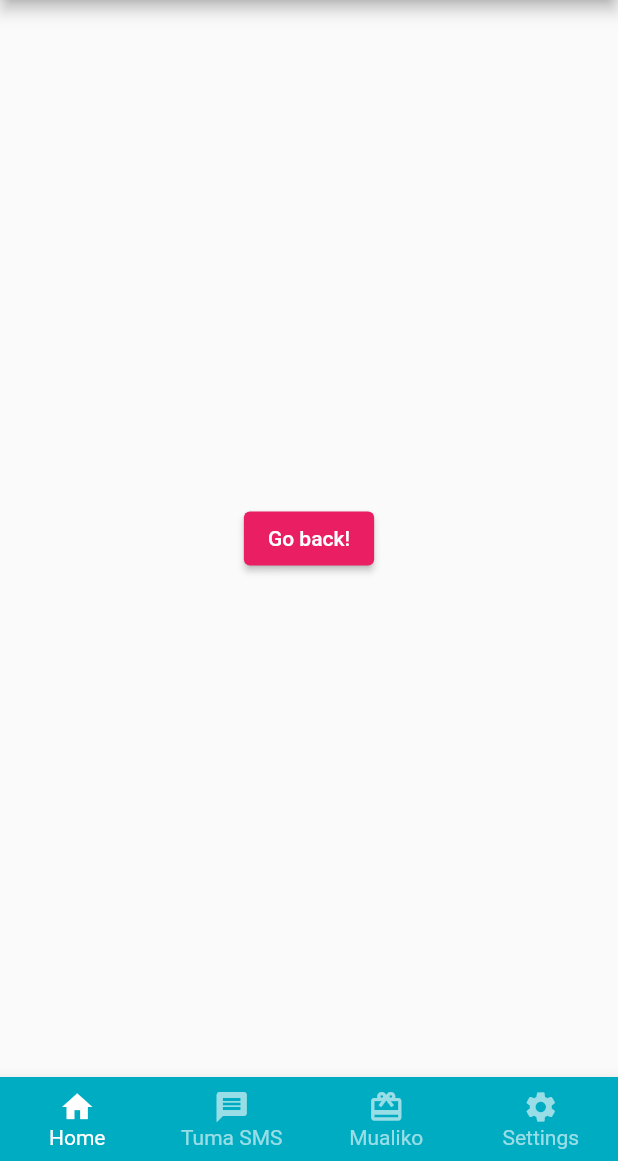
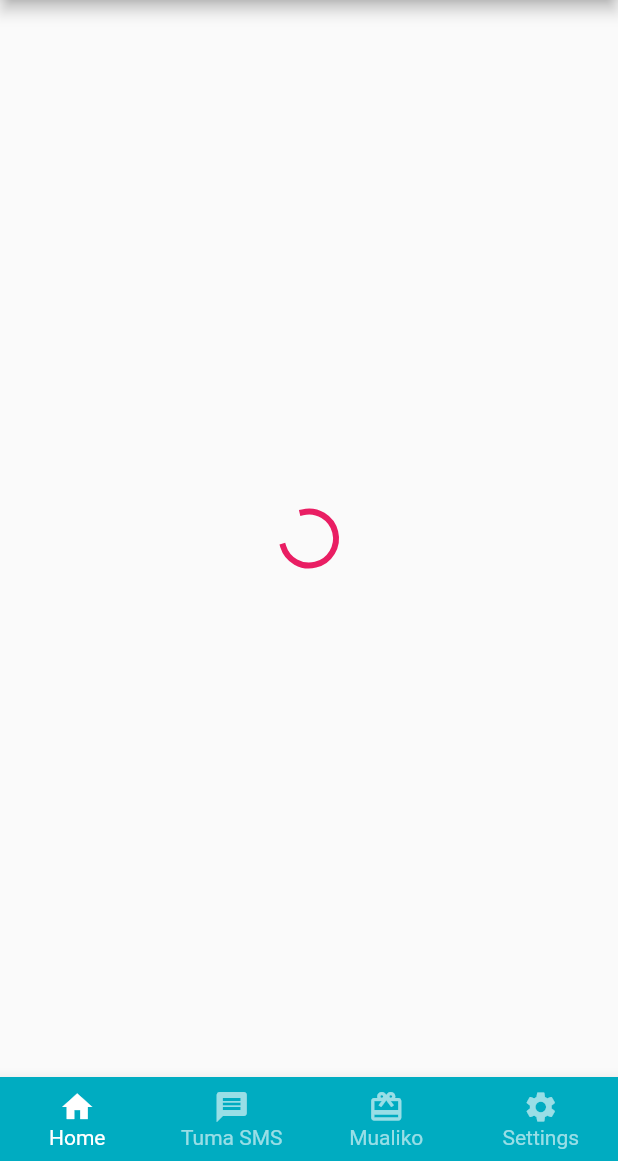
Before and after one commit to gabbymushi/michango_app, a Flutter app: the SecondScreen screen opened by its route, on a phone screen of 412 x 824 dp, the part 75-1236 px from its top. Run offline on Flutter 3.47's test engine with Material 2 defaults, Android fonts, the phone set to English and light mode, and no system bars; missing offline and left inert: dart:ffi; Roboto replaces fonts that are missing (Encode Sans).

Commit message:
add loader

```diff
--- a/lib/pages/widgets/message_config.dart
+++ b/lib/pages/widgets/message_config.dart
@@ -8,12 +8,7 @@ class SecondScreen extends StatelessWidget {
     return Scaffold(
       appBar: MichangoAppBar(),
       body: Center(
-        child: ElevatedButton(
-          onPressed: () {
-            Navigator.of(context).pushNamed('/first');
-          },
-          child: Text('Go back!'),
-        ),
+        child: CircularProgressIndicator()
       ),
       bottomNavigationBar: BottomNavBar(),
     );
```
